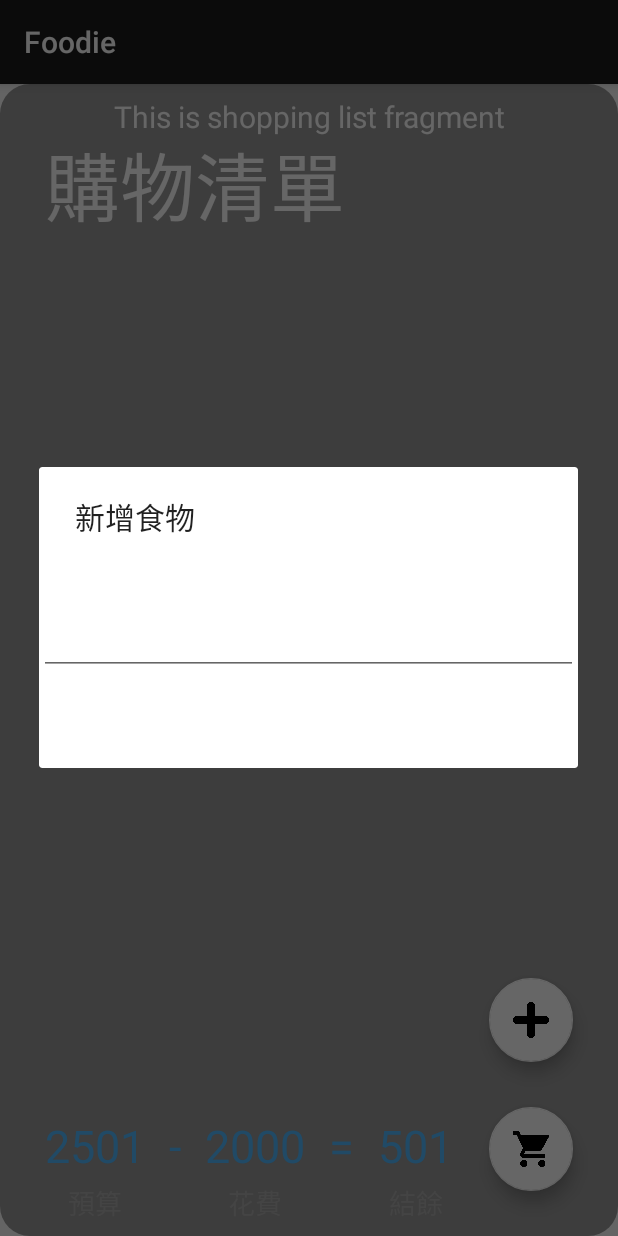
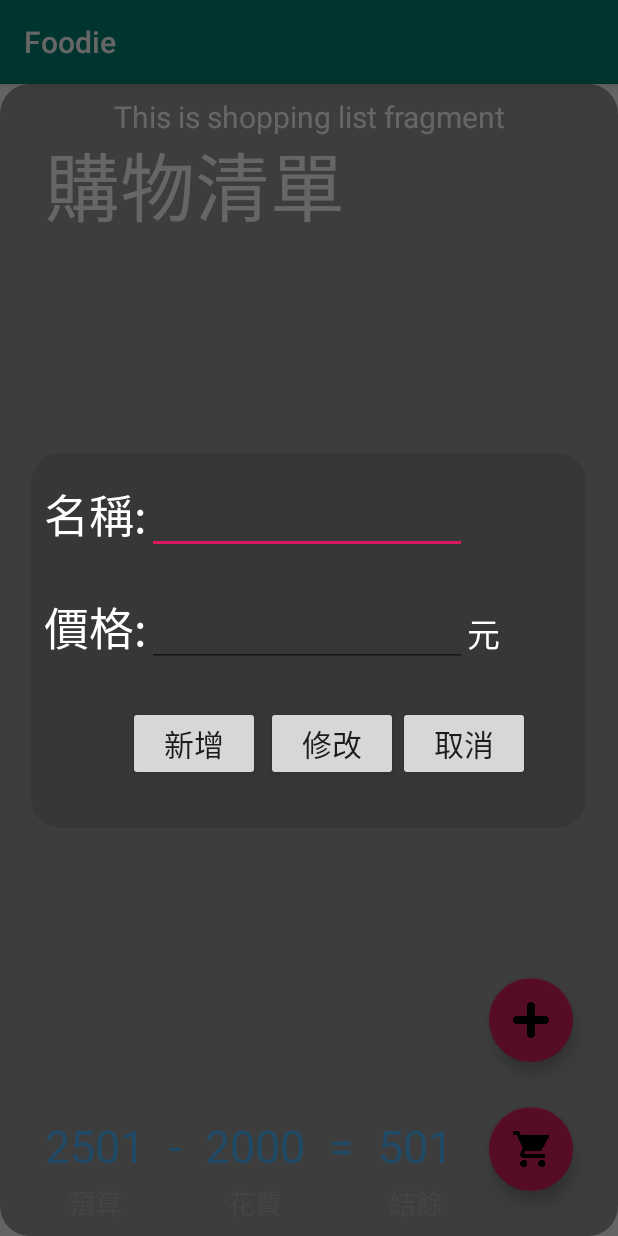
Before and after one commit to 106360130/FinalProject, an Android app: the fragment ShoppingListFragment shown on its own in the app's theme, after a tap on an icon or button, on a phone screen of 412 x 824 dp. Run offline under Robolectric (Android 15) with nearby library versions, the phone set to English and light mode, and no system bars.

Commit message:
他媽的好累,至少做了一些東西,希望來得及

```diff
--- a/app/src/main/java/com/example/foodemerge/ui/shopping_list/ShoppingListFragment.java
+++ b/app/src/main/java/com/example/foodemerge/ui/shopping_list/ShoppingListFragment.java
@@ -2,20 +2,21 @@ package com.example.foodemerge.ui.shopping_list;
 
 import android.content.Context;
 import android.content.DialogInterface;
-import android.database.Cursor;
-import android.database.sqlite.SQLiteDatabase;
 import android.graphics.Color;
 import android.os.Bundle;
-import android.text.InputType;
 import android.util.Log;
 import android.util.TypedValue;
+import android.view.Gravity;
 import android.view.LayoutInflater;
 import android.view.View;
 import android.view.ViewGroup;
+import android.view.Window;
+import android.view.WindowManager;
+import android.view.inputmethod.InputMethodManager;
 import android.widget.AdapterView;
 import android.widget.ArrayAdapter;
+import android.widget.Button;
 import android.widget.EditText;
-import android.widget.LinearLayout;
 import android.widget.ListView;
 import android.widget.TextView;
 import android.widget.Toast;
@@ -28,13 +29,10 @@ import androidx.lifecycle.Observer;
 import androidx.lifecycle.ViewModelProviders;
 
 import com.example.foodemerge.Database.DatabaseForm;
-import com.example.foodemerge.Database.DatabaseFunction;
 import com.example.foodemerge.R;
 import com.google.android.material.floatingactionbutton.FloatingActionButton;
 
 import java.util.ArrayList;
-
-import static android.graphics.Color.BLACK;
 
 public class ShoppingListFragment extends Fragment {
 
@@ -43,6 +41,8 @@ public class ShoppingListFragment extends Fragment {
     private ListView listView;
     private ArrayAdapter<String > adapter;
     private ArrayList<String> items = new ArrayList<>();
+    private EditText ed_name, ed_price;
+    private Button create, cancel, change, cancel_delete, delete;
 
 
     @Override
@@ -57,7 +57,10 @@ public class ShoppingListFragment extends Fragment {
                              ViewGroup container, Bundle savedInstanceState) {
         shoppingListViewModel =
                 ViewModelProviders.of(this).get(ShoppingListViewModel.class);
-        View root = inflater.inflate(R.layout.fragment_shopping_list, container, false);
+
+
+        final View root = inflater.inflate(R.layout.fragment_shopping_list, container, false);
+
         final TextView textView = root.findViewById(R.id.text_shopping_list);
         shoppingListViewModel.getText().observe(this, new Observer<String>() {
             @Override
@@ -71,11 +74,52 @@ public class ShoppingListFragment extends Fragment {
         adapter = new ArrayAdapter<>(getActivity(), android.R.layout.simple_list_item_1, items);//adapter for handling the database
         listView.setAdapter(adapter);
 
+        /*
         //creating the editText for the different  AlertDialog's
         final EditText ed_food = new EditText(getActivity());//新EDIT TEXT讓使用者寫新食物的名字
         ed_food.setInputType(InputType.TYPE_CLASS_TEXT);//輸入是TEXT
+
         final EditText ed_price = new EditText(getActivity());//新EDIT TEXT讓使用者寫新食物的價格
         ed_price.setInputType(InputType.TYPE_CLASS_NUMBER);//輸入是個數字*/
+
+        // Set an item click listener for ListView
+        listView.setOnItemClickListener(new AdapterView.OnItemClickListener() {
+            @Override
+            public void onItemClick(AdapterView<?> parent, View view, int position, long id) {
+                // Get the selected item text from ListView
+                String selectedItem = (String) parent.getItemAtPosition(position);
+                final AlertDialog delete_dialog = new AlertDialog.Builder(getActivity()).create();
+                delete_dialog.requestWindowFeature(Window.FEATURE_NO_TITLE);
+                delete_dialog.getWindow().setBackgroundDrawableResource(android.R.color.transparent);
+                delete_dialog.show();
+
+                View toast2 = View.inflate(getActivity(),R.layout.delete_food_toast,null);
+                if (toast2.getParent()!=null) {
+                    ((ViewGroup)toast2.getParent()).removeView(toast2);
+                }
+
+                delete_dialog.setContentView(toast2);
+
+                cancel_delete = delete_dialog.findViewById(R.id.cancel_delete);
+                delete = delete_dialog.findViewById(R.id.delete);
+
+                //lo del database
+                /*delete.setOnClickListener(new View.OnClickListener() {
+                    @Override
+                    public void onClick(View v) {
+
+                    }
+                });*/
+
+                cancel_delete.setOnClickListener(new View.OnClickListener() {
+                    @Override
+                    public void onClick(View v) {
+                        delete_dialog.dismiss();
+                    }
+                });
+
+            }
+        });
 
         //adapter for changing the text color
         ArrayAdapter<String> colorAdapter = new ArrayAdapter<String>(getActivity(),android.R.layout.simple_list_item_1, items){
@@ -85,11 +129,11 @@ public class ShoppingListFragment extends Fragment {
                 View view = super.getView(position, convertView, parent);
 
                 // Initialize a TextView for ListView each Item
-                TextView tv = (TextView) view.findViewById(android.R.id.text1);
+                final TextView tv = (TextView) view.findViewById(android.R.id.text1);
 
                 // Set the text color of TextView (ListView Item)
                 tv.setTextColor(Color.WHITE);
-                tv.setTextSize(TypedValue.COMPLEX_UNIT_SP, 30.0F);
+                tv.setTextSize(TypedValue.COMPLEX_UNIT_SP, 25.0F);
 
                 // Generate ListView Item using TextView
                 return view;
@@ -103,65 +147,96 @@ public class ShoppingListFragment extends Fragment {
         add_shopping_item.setOnClickListener(new View.OnClickListener() {
             @Override
             public void onClick(View view) {
-                final AlertDialog.Builder dialog = new AlertDialog.Builder(getActivity());
-                dialog.setTitle("新增食物");
+                final AlertDialog dialog = new AlertDialog.Builder(getActivity()).create();
+                dialog.requestWindowFeature(Window.FEATURE_NO_TITLE);
+                dialog.getWindow().setBackgroundDrawableResource(android.R.color.transparent);
+                dialog.show();
 
-                //Creating a linear layout for the dialog
-                LinearLayout layout = new LinearLayout(getActivity());
-                layout.setOrientation(LinearLayout.VERTICAL);
-                layout.addView(ed_food);
-                layout.addView(ed_price);
+                View toast1 = View.inflate(getActivity(),R.layout.newfood_toast,null);
+                if (toast1.getParent()!=null) {
+                    ((ViewGroup)toast1.getParent()).removeView(toast1);
+                }
 
-                dialog.setView(layout);
 
-                //新增的button.新增之後,listview會直接更新
+                dialog.setContentView(toast1);
 
-                dialog.setPositiveButton("新增", new DialogInterface.OnClickListener() {
+                dialog.getWindow().clearFlags(WindowManager.LayoutParams.FLAG_NOT_FOCUSABLE|WindowManager.LayoutParams.FLAG_ALT_FOCUSABLE_IM);
+
+                ed_name = toast1.findViewById(R.id.ed_name);
+                ed_price = toast1.findViewById(R.id.ed_price);
+                create = toast1.findViewById(R.id.create);
+                cancel = toast1.findViewById(R.id.cancel);
+                change = toast1.findViewById(R.id.change);
+
+                final DatabaseForm shopping_list1 = new DatabaseForm();
+                create.setOnClickListener(new View.OnClickListener() {
                     @Override
-                    public void onClick(DialogInterface dialog, int which) {
-
-                        //btn_insert的東西 //price不一定要填
-                        //en el list 點食物時,也會有個alertdialog para escribir el price
-                        if (ed_food.length() < 1 /*|| ed_price.length() < 1*/)
+                    public void onClick(View v) {
+                        if (ed_name.length() < 1 /*|| ed_price.length() < 1*/)
                             Toast.makeText(getActivity(), "欄位請勿留空", Toast.LENGTH_SHORT).show();
                         else {
                             try {
                                 //增加食物的功能
-                                DatabaseForm shopping_list1 = new DatabaseForm();
-                                shopping_list1.food_name = ed_food.getText().toString();
-                                Log.e("FOOD_NAME : ", shopping_list1.food_name);
-                                items.add("名字: "+ shopping_list1.food_name);
-                                Toast.makeText(getActivity(), "新增食物" + ed_food.getText().toString(), /*+ "      價格" + ed_price.getText().toString(),*/ Toast.LENGTH_SHORT).show();
 
-                                ed_food.setText("");
-                                /*ed_price.setText("");*/
+
+                                if (ed_price.length()>0){
+                                    shopping_list1.food_name = ed_name.getText().toString();
+                                    shopping_list1.food_price = ed_price.getText().toString();
+                                    items.add("名字: "+ shopping_list1.food_name+"   價格: "+ shopping_list1.food_price+ "元");
+                                }else{
+                                    shopping_list1.food_name = ed_name.getText().toString();
+                                    items.add("名字: "+ shopping_list1.food_name);
+                                }
+
+
+                                dialog.dismiss();
+                                Toast.makeText(getActivity(), "新增食物" + ed_name.getText().toString(), /*+ "      價格" + ed_price.getText().toString(),*/ Toast.LENGTH_SHORT).show();
+
+                                ed_name.setText("");
+                                ed_price.setText("");
                             } catch (Exception e) {
                                 Toast.makeText(getActivity(), "新增失敗" + e.toString(), Toast.LENGTH_LONG).show();
                             }
                         }
-
-                        //Toast.makeText(MainActivity.this,"新增食物成功",Toast.LENGTH_LONG).show();
-
-                        //btn_query的東西
-                        //quizas el if, else no sea necesario porque lo que quiero es que
-                        //la lista se actualice automaticamente
-
-
                     }
                 });
 
-                //取消的button.
-                dialog.setNegativeButton("取消", new DialogInterface.OnClickListener(){
+               /* change.setOnClickListener(new View.OnClickListener() {
                     @Override
-                    public void onClick(DialogInterface dialogInterface, int i) {
+                    public void onClick(View v) {
+                        if(ed_name.length()<1|| ed_price.length() < 1)
+
+                            Toast.makeText(getActivity(), "欄位請勿留空",Toast.LENGTH_SHORT).show();
+                        else{
+                            try{
+                                //shopping_list1. = ed_name.getText().toString();//use the database functions to update addDatabaseShoppingList()
+                                shopping_list1.food_price = ed_price.getText().toString();
+                                items.add("名字: "+ shopping_list1.food_name+"   價格: "+ shopping_list1.food_price+ "元");
+                                Toast.makeText(getActivity(),"更新書名"+ed_name.getText().toString()+"      價格"+ed_price.getText().toString(),Toast.LENGTH_SHORT).show();
+
+                                ed_name.setText("");
+                                ed_price.setText("");
+                            }catch (Exception e){
+                                Toast.makeText(getActivity(),"更新失敗:"+e.toString(),Toast.LENGTH_LONG).show();
+                            }
+                        }
+                    }
+                });*/
+
+                cancel.setOnClickListener(new View.OnClickListener() {
+                    @Override
+                    public void onClick(View v) {
                         Toast.makeText(getActivity(), "取消", Toast.LENGTH_LONG).show();
+                        dialog.cancel();
                     }
                 });
 
 
-                dialog.show();
             }
         });
+
+
+
 
 
 
@@ -195,4 +270,8 @@ public class ShoppingListFragment extends Fragment {
     public void onDestroy(){
         super.onDestroy();
     }
+
+
+
+
 }
--- a/app/src/main/res/layout/fragment_shopping_list.xml
+++ b/app/src/main/res/layout/fragment_shopping_list.xml
@@ -6,8 +6,8 @@
 
     <View
         android:id="@+id/view"
-        android:layout_width="wrap_content"
-        android:layout_height="wrap_content"
+        android:layout_width="match_parent"
+        android:layout_height="match_parent"
         android:background="@drawable/bg_view_round"
         android:alpha="0.5"
         app:layout_constraintTop_toTopOf="parent"
--- /dev/null
+++ b/app/src/main/res/layout/newfood_toast.xml
@@ -0,0 +1,109 @@
+<?xml version="1.0" encoding="utf-8"?>
+<androidx.constraintlayout.widget.ConstraintLayout xmlns:android="http://schemas.android.com/apk/res/android"
+    xmlns:app="http://schemas.android.com/apk/res-auto"
+    xmlns:tools="http://schemas.android.com/tools"
+    android:layout_width="match_parent"
+    android:layout_height="match_parent">
+
+    <View
+        android:id="@+id/view"
+        android:layout_width="370dp"
+        android:layout_height="250dp"
+        android:background="@drawable/bg_view_round"
+        android:alpha="0.7"
+        android:layout_marginTop="30dp"
+        app:layout_constraintTop_toTopOf="parent"
+        app:layout_constraintRight_toRightOf="parent"
+        app:layout_constraintLeft_toLeftOf="parent"/>
+
+
+
+    <TextView
+        android:id="@+id/textView2"
+        android:layout_width="wrap_content"
+        android:layout_height="wrap_content"
+        android:layout_marginBottom="4dp"
+        android:text="名稱:"
+        android:textColor="#FFFFFF"
+        android:textSize="30sp"
+        app:layout_constraintBottom_toBottomOf="@+id/ed_name"
+        app:layout_constraintEnd_toStartOf="@+id/ed_name" />
+
+    <TextView
+        android:id="@+id/textView3"
+        android:layout_width="wrap_content"
+        android:layout_height="wrap_content"
+        android:layout_marginBottom="4dp"
+        android:text="價格:"
+        android:textColor="#FFFFFF"
+        android:textSize="30sp"
+        app:layout_constraintBottom_toBottomOf="@+id/ed_price"
+        app:layout_constraintEnd_toStartOf="@+id/ed_price" />
+
+    <EditText
+        android:id="@+id/ed_name"
+        android:layout_width="wrap_content"
+        android:layout_height="wrap_content"
+        android:layout_marginLeft="88dp"
+        android:layout_marginTop="52dp"
+        android:ems="10"
+        android:textColor="#FFFFFF"
+        android:inputType="textPersonName"
+        app:layout_constraintLeft_toLeftOf="parent"
+        app:layout_constraintTop_toTopOf="parent" />
+
+    <EditText
+        android:id="@+id/ed_price"
+        android:layout_width="wrap_content"
+        android:layout_height="wrap_content"
+        android:layout_marginTop="30dp"
+        android:ems="10"
+        android:textColor="#FFFFFF"
+        android:inputType="number"
+        app:layout_constraintStart_toStartOf="@id/ed_name"
+        app:layout_constraintTop_toBottomOf="@id/ed_name" />
+
+    <TextView
+        android:id="@+id/unit_money"
+        android:layout_width="wrap_content"
+        android:layout_height="wrap_content"
+        android:text="元"
+        android:textColor="#FFFFFF"
+        android:textSize="22sp"
+        app:layout_constraintBottom_toBottomOf="@+id/ed_price"
+        app:layout_constraintStart_toEndOf="@id/ed_price"
+        app:layout_constraintTop_toTopOf="@id/ed_price"
+        app:layout_constraintVertical_bias="0.523" />
+
+    <Button
+        android:id="@+id/create"
+        android:layout_width="wrap_content"
+        android:layout_height="wrap_content"
+        android:layout_marginEnd="4dp"
+        android:text="新增"
+        android:textSize="20dp"
+        app:layout_constraintBottom_toBottomOf="@+id/cancel"
+        app:layout_constraintEnd_toStartOf="@+id/change" />
+
+    <Button
+        android:id="@+id/change"
+        android:layout_width="wrap_content"
+        android:layout_height="wrap_content"
+        android:text="修改"
+        android:textSize="20dp"
+        app:layout_constraintBottom_toBottomOf="@+id/cancel"
+        app:layout_constraintEnd_toStartOf="@+id/cancel"/>
+
+    <Button
+        android:id="@+id/cancel"
+        android:layout_width="wrap_content"
+        android:layout_height="wrap_content"
+        android:layout_marginTop="32dp"
+        android:layout_marginEnd="48dp"
+        android:text="取消"
+        android:textSize="20dp"
+        app:layout_constraintEnd_toEndOf="parent"
+        app:layout_constraintTop_toBottomOf="@id/unit_money" />
+
+
+</androidx.constraintlayout.widget.ConstraintLayout>
--- a/app/src/main/res/values-v21/styles.xml
+++ b/app/src/main/res/values-v21/styles.xml
@@ -3,9 +3,9 @@
     <!-- Base application theme. -->
     <style name="AppTheme" parent="Theme.AppCompat.Light.DarkActionBar">
         <!-- Customize your theme here. -->
-        <item name="colorPrimary">#1C1C1C</item>
-        <item name="colorPrimaryDark">#1C1C1C</item>
-        <item name="colorAccent">#FFFFFF</item>
+        <item name="colorPrimary">@color/colorPrimary</item>
+        <item name="colorPrimaryDark">@color/colorPrimaryDark</item>
+        <item name="colorAccent">@color/colorAccent</item>
 
     </style>
 
```
Also changed, not shown: app/src/main/res/layout/delete_food_toast.xml (added, +54 -0 lines), app/src/main/res/layout/fragment_setting.xml (+10 -10 lines).
